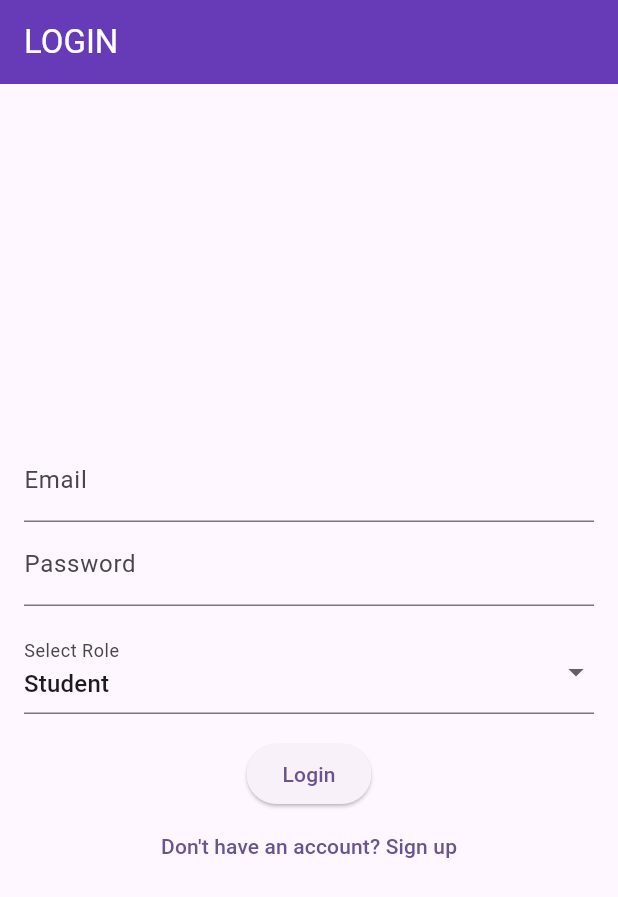
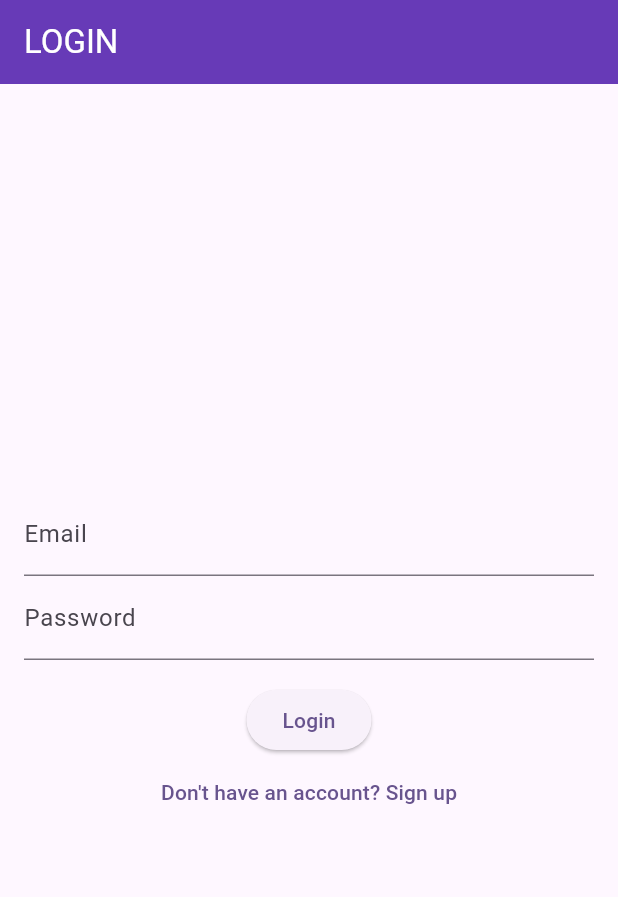
Before and after one commit to nIgihozo/CampusReportingApp, a Flutter app: the screen it shows after launch, after a tap on "Get Started", on a phone screen of 412 x 824 dp. Shown: the top 897 px of the screen. Run offline on Flutter 3.47's test engine with Material 3 defaults, Android fonts, the phone set to English and light mode, and no system bars; our stand-ins replace firebase_core, flutter_dotenv; accounts and stored records are empty.

Commit message:
Removing role-based field on the login page

```diff
--- a/lib/screens/login_screen.dart
+++ b/lib/screens/login_screen.dart
@@ -13,7 +13,6 @@ class LoginScreen extends StatefulWidget {
 class _LoginScreenState extends State<LoginScreen> {
   final _emailController = TextEditingController();
   final _passwordController = TextEditingController();
-  String _selectRole = 'Student'; // Default selected role
 
   @override
   Widget build(BuildContext context) {
@@ -38,22 +37,7 @@ class _LoginScreenState extends State<LoginScreen> {
               obscureText: true,
             ),
             const SizedBox(height: 16),
-            DropdownButtonFormField<String>(
-              initialValue: _selectRole,
-              items: ['Student', 'Faculty', 'Admin']
-                  .map((role) => DropdownMenuItem(
-                        value: role,
-                        child: Text(role),
-                      ))
-                  .toList(),
-              onChanged: (value) {
-                setState(() {
-                  _selectRole = value!;
-                });
-              },
-              decoration: const InputDecoration(labelText: 'Select Role'),
-            ),
-            const SizedBox(height: 16),
+
             ElevatedButton(
               onPressed: () {
                 // Handle login logic here
```
